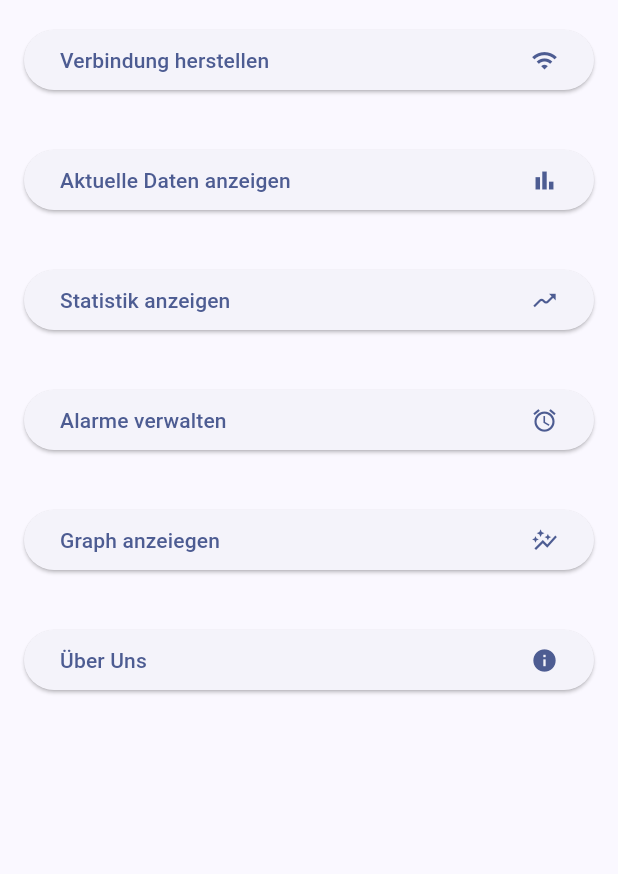
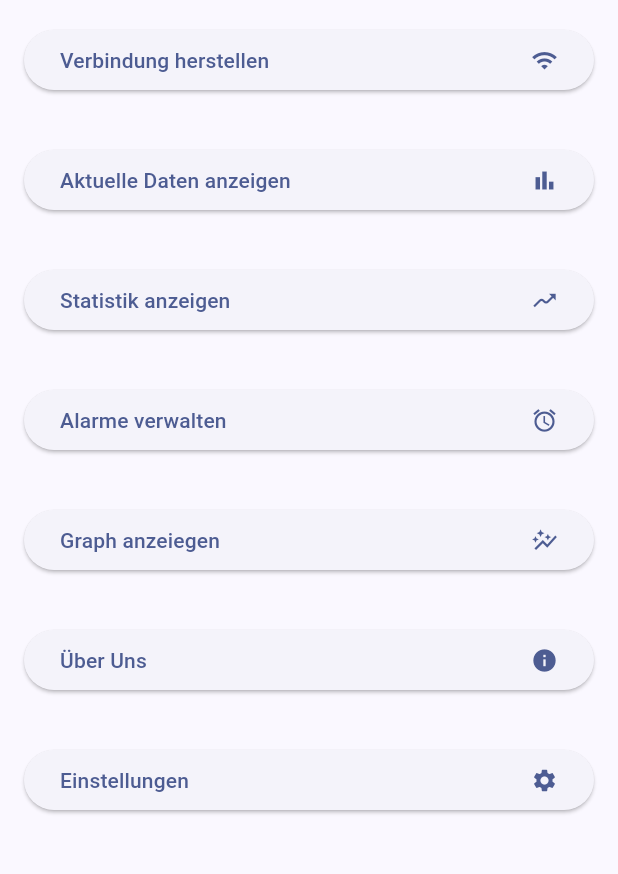
Before and after one commit to BogyMitutoyoCTL/BOGY-App-2024-03, a Flutter app: the MainMenu screen opened directly, on a phone screen of 412 x 824 dp, the part 84-958 px from its top. Run offline on Flutter 3.47's test engine with Material 3 defaults, Android fonts, the phone set to English and light mode, and no system bars; our stand-ins replace timer_count_down; generated files the repository leaves out were written again; project files that could hold a hidden picture were left out.

Commit message:
Added Settings Button

```diff
--- a/bluetemp/lib/MainMenu.dart
+++ b/bluetemp/lib/MainMenu.dart
@@ -5,6 +5,7 @@ import 'package:bluetemp/statistics.dart';
 import 'package:bluetemp/alarms.dart';
 import 'package:bluetemp/graph.dart';
 import 'package:bluetemp/About_Dialog.dart';
+import 'package:bluetemp/Settig_dialog.dart';
 
 class MainMenu extends StatefulWidget {
   const MainMenu({super.key});
@@ -89,6 +90,16 @@ class _MainMenuState extends State<MainMenu> {
                 children: [Text("Über Uns"), Icon(Icons.info)],
               ),
             ),
+          ),
+          Container(
+            margin: EdgeInsets.all(16),
+            child: ElevatedButton(
+              onPressed: settings,
+              child: Row(
+                mainAxisAlignment: MainAxisAlignment.spaceBetween,
+                children: [Text("Einstellungen"), Icon(Icons.settings)],
+              ),
+            ),
           )
         ],
       ),
@@ -124,4 +135,9 @@ class _MainMenuState extends State<MainMenu> {
     Navigator.of(context)
         .push(MaterialPageRoute(builder: (context) => About_Dialog()));
   }
+
+  void settings() {
+    Navigator.of(context)
+        .push(MaterialPageRoute(builder: (context) => Setting_dialog()));
+  }
 }
```
